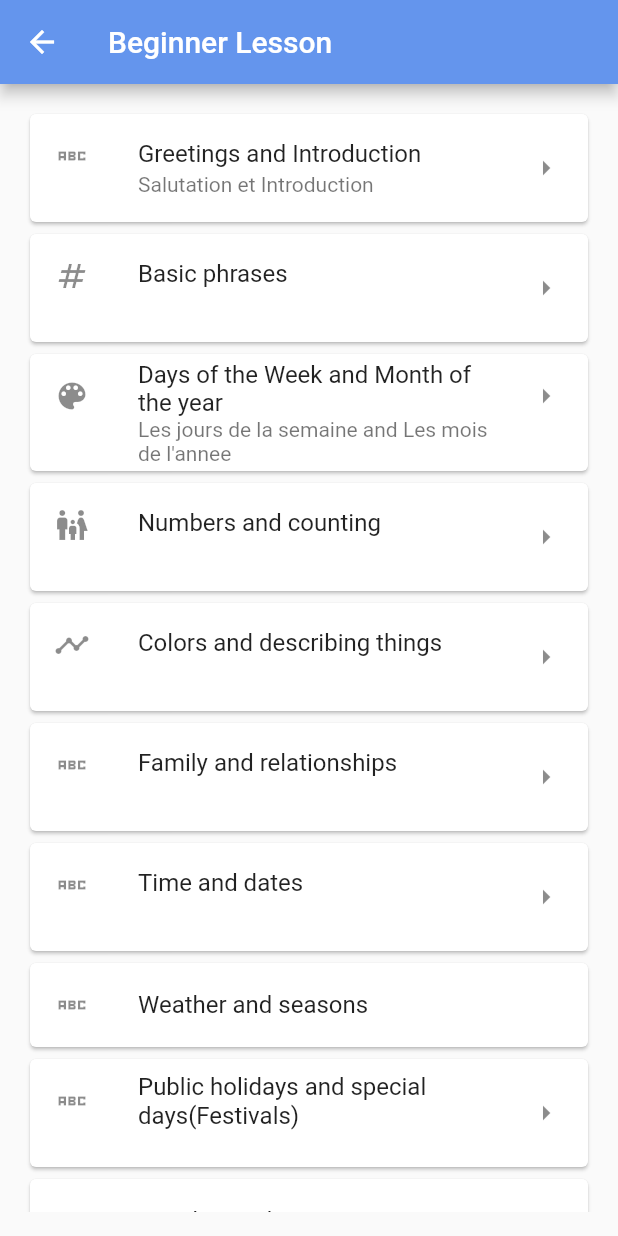
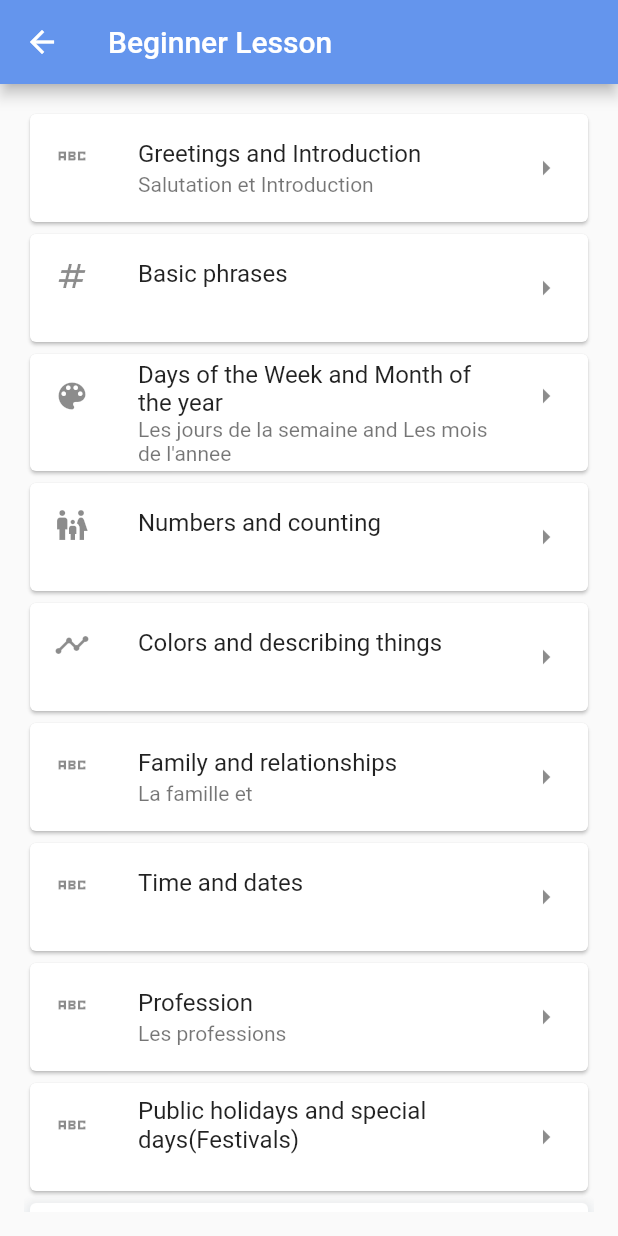
Before and after one commit to Bonnahjohn/frenchify, a Flutter app: the Beginner screen opened by its route, on a phone screen of 412 x 824 dp. Run offline on Flutter 3.47's test engine with Material 2 defaults, Android fonts, the phone set to English and light mode, and no system bars; missing offline and left inert: translator.

Commit message:
card and listile style  has being added to weather and season seaction

```diff
--- a/lib/begin/begin.dart
+++ b/lib/begin/begin.dart
@@ -1,3 +1,5 @@
+// ignore_for_file: prefer_const_constructors, duplicate_ignore
+
 import 'package:flutter/material.dart';
 
 class Beginner extends StatelessWidget {
@@ -16,13 +18,14 @@ class Beginner extends StatelessWidget {
         padding: EdgeInsets.all(16.0),
         child: SingleChildScrollView(
           child: Column(
-            children: const [
+            children: <Widget>[
               Card(
                 child: ListTile(
                   leading: Icon(Icons.abc_sharp),
                   title: Text('Greetings and Introduction'),
                   subtitle: Text('Salutation et Introduction'),
                   trailing: Icon(Icons.arrow_right),
+                  onTap: () {},
                 ),
               ),
               Card(
@@ -31,15 +34,17 @@ class Beginner extends StatelessWidget {
                   title: Text('Basic phrases'),
                   subtitle: Text(''),
                   trailing: Icon(Icons.arrow_right),
+                  onTap: () {},
                 ),
               ),
               Card(
                 child: ListTile(
-                  leading: Icon(Icons.color_lens),
-                  title: Text('Days of the Week and Month of the year'),
-                  subtitle:
-                      Text("Les jours de la semaine and Les mois de l'annee"),
-                  trailing: Icon(Icons.arrow_right),
+                  leading: const Icon(Icons.color_lens),
+                  title: const Text('Days of the Week and Month of the year'),
+                  subtitle: const Text(
+                      "Les jours de la semaine and Les mois de l'annee"),
+                  trailing: const Icon(Icons.arrow_right),
+                  onTap: () {},
                 ),
               ),
               Card(
@@ -48,6 +53,7 @@ class Beginner extends StatelessWidget {
                   title: Text('Numbers and counting'),
                   subtitle: Text(''),
                   trailing: Icon(Icons.arrow_right),
+                  onTap: () {},
                 ),
               ),
               Card(
@@ -56,14 +62,16 @@ class Beginner extends StatelessWidget {
                   title: Text('Colors and describing things'),
                   subtitle: Text(''),
                   trailing: Icon(Icons.arrow_right),
+                  onTap: () {},
                 ),
               ),
               Card(
                 child: ListTile(
                   leading: Icon(Icons.abc_sharp),
                   title: Text('Family and relationships'),
-                  subtitle: Text(''),
+                  subtitle: Text('La famille et '),
                   trailing: Icon(Icons.arrow_right),
+                  onTap: () {},
                 ),
               ),
               Card(
@@ -72,12 +80,16 @@ class Beginner extends StatelessWidget {
                   title: Text('Time and dates'),
                   subtitle: Text(''),
                   trailing: Icon(Icons.arrow_right),
+                  onTap: () {},
                 ),
               ),
               Card(
                 child: ListTile(
                   leading: Icon(Icons.abc_sharp),
-                  title: Text('Weather and seasons'),
+                  title: Text('Profession'),
+                  subtitle: Text('Les professions'),
+                  trailing: Icon(Icons.arrow_right),
+                  onTap: () {},
                 ),
               ),
               Card(
@@ -86,15 +98,20 @@ class Beginner extends StatelessWidget {
                   title: Text('Public holidays and special days(Festivals)'),
                   subtitle: Text(''),
                   trailing: Icon(Icons.arrow_right),
+                  onTap: () {},
                 ),
               ),
               Card(
+                elevation: 8,
+                shadowColor: Colors.blue,
                 child: ListTile(
-                  leading: Icon(Icons.abc_sharp),
+                  leading: Icon(Icons.south_east_outlined),
                   title: Text('Weather and seasons'),
+                  subtitle: Text(''),
+                  onTap: () {},
                 ),
               ),
-              SizedBox(
+              const SizedBox(
                 height: 30,
               )
             ],
```
